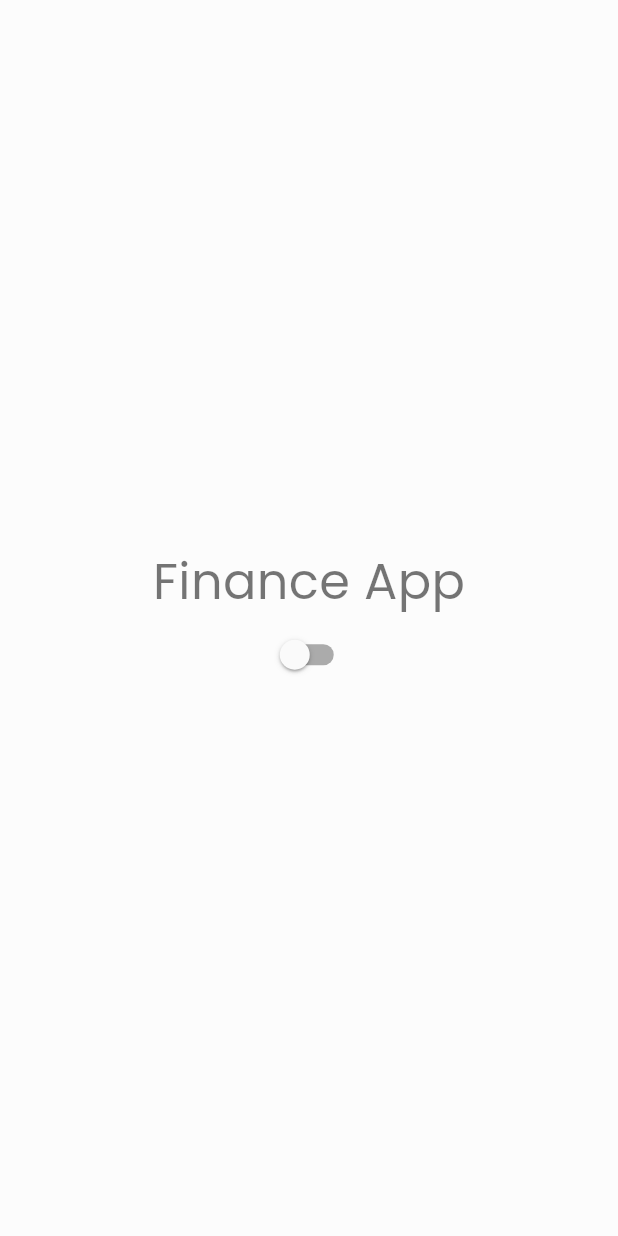
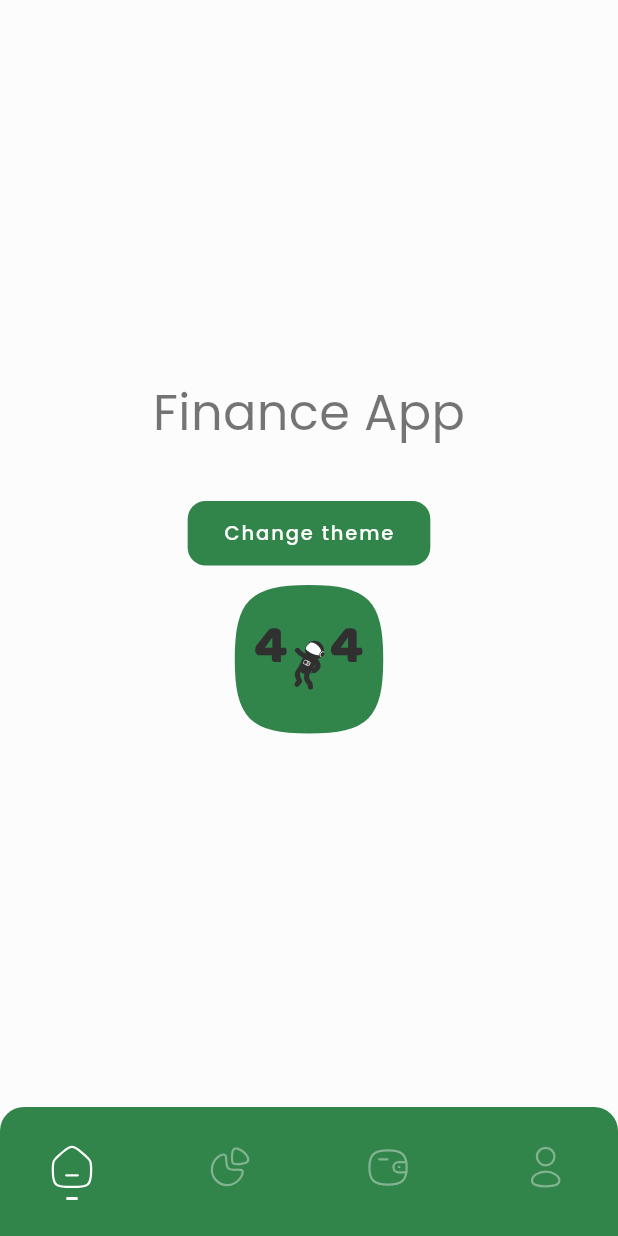
Before and after one commit to gabrielscota/finance_app, a Flutter app: the screen it shows after launch, on a phone screen of 412 x 824 dp. Run offline on Flutter 3.47's test engine with Material 2 defaults, Android fonts, the phone set to English and light mode, and no system bars; our stand-ins replace flutter_svg, get, google_fonts, lottie.

Commit message:
feat: animation and bottom navigation bar in home page

```diff
--- a/lib/main/main.dart
+++ b/lib/main/main.dart
@@ -1,20 +1,27 @@
 import 'package:flutter/material.dart';
+import 'package:flutter/services.dart';
+import 'package:flutter_svg/flutter_svg.dart';
 import 'package:get/get.dart';
+import 'package:lottie/lottie.dart';
 
-import '../ui/components/app_theme.dart';
+import '../ui/components/components.dart';
 
 void main() {
   runApp(MyApp());
 }
 
 class MyApp extends StatelessWidget {
+  final GlobalKey<NavigatorState> _globalKey = GlobalKey<NavigatorState>();
+
   @override
   Widget build(BuildContext context) {
     return GetMaterialApp(
+      navigatorKey: _globalKey,
       title: 'Finance App',
       darkTheme: AppTheme.darkThemeData,
       defaultTransition: Transition.cupertino,
       debugShowCheckedModeBanner: false,
+      enableLog: true,
       theme: AppTheme.lightThemeData,
       initialRoute: '/',
       getPages: [
@@ -34,15 +41,41 @@ class HomePage extends StatefulWidget {
   _HomePageState createState() => _HomePageState();
 }
 
-class _HomePageState extends State<HomePage> {
+class _HomePageState extends State<HomePage> with SingleTickerProviderStateMixin {
+  late final AnimationController _controller;
+
+  @override
+  void initState() {
+    _controller = AnimationController(vsync: this);
+
+    super.initState();
+  }
+
+  @override
+  void dispose() {
+    _controller.dispose();
+
+    super.dispose();
+  }
+
   bool isDarkModeEnabled = false;
+  int selectedIndex = 0;
+
+  void _setSelectedIndex(int value) {
+    setState(() {
+      selectedIndex = value;
+    });
+  }
 
   @override
   Widget build(BuildContext context) {
+    SystemChrome.setSystemUIOverlayStyle(SystemUiOverlayStyle(
+      systemNavigationBarColor: Theme.of(context).primaryColor,
+    ));
+
     return AnimatedTheme(
-      curve: Curves.easeInOut,
+      curve: Curves.easeIn,
       data: Theme.of(context),
-      duration: const Duration(milliseconds: 300),
       child: Scaffold(
         body: SizedBox.expand(
           child: Column(
@@ -52,16 +85,73 @@ class _HomePageState extends State<HomePage> {
                 'Finance App',
                 style: Theme.of(context).textTheme.headline4,
               ),
-              Switch(
-                value: isDarkModeEnabled,
-                onChanged: (value) {
-                  if (value) {
-                    Get.changeThemeMode(ThemeMode.dark);
-                  } else {
-                    Get.changeThemeMode(ThemeMode.light);
-                  }
-                  isDarkModeEnabled = !isDarkModeEnabled;
-                },
+              const SizedBox(height: 32.0),
+              ElevatedButton(
+                onPressed: () => Get.changeThemeMode(Get.isDarkMode ? ThemeMode.light : ThemeMode.dark),
+                child: const Text('Change theme'),
+              ),
+              const SizedBox(height: 12.0),
+              SizedBox(
+                height: 96,
+                width: 96,
+                child: Material(
+                  color: Theme.of(context).primaryColor,
+                  shape: SquircleBorder(
+                    side: BorderSide(color: Theme.of(context).primaryColor, width: 3.0),
+                  ),
+                  child: Container(
+                    alignment: Alignment.center,
+                    padding: const EdgeInsets.symmetric(horizontal: 12.0),
+                    child: Lottie.asset(
+                      'lib/ui/assets/animations/404.json',
+                      controller: _controller,
+                      fit: BoxFit.fitWidth,
+                      onLoaded: (composition) {
+                        _controller
+                          ..duration = composition.duration
+                          ..forward()
+                          ..repeat();
+                      },
+                    ),
+                  ),
+                ),
+              ),
+            ],
+          ),
+        ),
+        bottomNavigationBar: Container(
+          padding: const EdgeInsets.symmetric(vertical: 24.0, horizontal: 32.0),
+          decoration: BoxDecoration(
+            color: Theme.of(context).primaryColor,
+            borderRadius: const BorderRadius.vertical(top: Radius.circular(16.0)),
+          ),
+          child: Row(
+            crossAxisAlignment: CrossAxisAlignment.start,
+            mainAxisAlignment: MainAxisAlignment.spaceBetween,
+            children: [
+              BottomNavigationBarItem(
+                key: const ValueKey(0),
+                iconAsset: 'lib/ui/assets/icons/home.svg',
+                onTap: () => _setSelectedIndex(0),
+                isActive: selectedIndex == 0,
+              ),
+              BottomNavigationBarItem(
+                key: const ValueKey(1),
+                iconAsset: 'lib/ui/assets/icons/stocks.svg',
+                onTap: () => _setSelectedIndex(1),
+                isActive: selectedIndex == 1,
+              ),
+              BottomNavigationBarItem(
+                key: const ValueKey(2),
+                iconAsset: 'lib/ui/assets/icons/wallet.svg',
+                onTap: () => _setSelectedIndex(2),
+                isActive: selectedIndex == 2,
+              ),
+              BottomNavigationBarItem(
+                key: const ValueKey(3),
+                iconAsset: 'lib/ui/assets/icons/profile.svg',
+                onTap: () => _setSelectedIndex(3),
+                isActive: selectedIndex == 3,
               ),
             ],
           ),
@@ -70,3 +160,50 @@ class _HomePageState extends State<HomePage> {
     );
   }
 }
+
+class BottomNavigationBarItem extends StatelessWidget {
+  final String iconAsset;
+  final void Function() onTap;
+  final bool isActive;
+
+  const BottomNavigationBarItem({
+    Key? key,
+    required this.iconAsset,
+    required this.onTap,
+    this.isActive = false,
+  }) : super(key: key);
+
+  @override
+  Widget build(BuildContext context) {
+    return InkWell(
+      onTap: onTap,
+      child: Column(
+        mainAxisSize: MainAxisSize.min,
+        children: [
+          SvgPicture.asset(
+            iconAsset,
+            color: isActive
+                ? Theme.of(context).colorScheme.onPrimary
+                : Theme.of(context).colorScheme.onPrimary.withAlpha(100),
+          ),
+          AnimatedOpacity(
+            duration: const Duration(milliseconds: 200),
+            curve: Curves.easeIn,
+            opacity: isActive ? 1.0 : 0.0,
+            child: AnimatedContainer(
+              duration: const Duration(milliseconds: 400),
+              curve: Curves.easeInOut,
+              height: 2.0,
+              width: isActive ? 8.0 : 0.0,
+              margin: const EdgeInsets.only(top: 4.0),
+              decoration: BoxDecoration(
+                color: Theme.of(context).colorScheme.onPrimary,
+                borderRadius: BorderRadius.circular(2.0),
+              ),
+            ),
+          ),
+        ],
+      ),
+    );
+  }
+}
```
